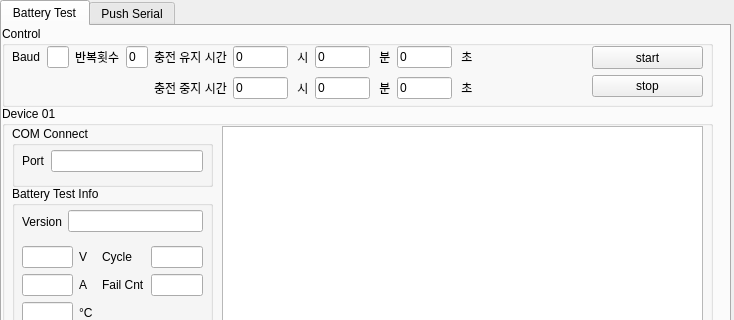
Qt form src/BCT_UI.ui (ComMslee/BCT) before a commit; both pictures show x 0 to 734 and y 0 to 320 of the 734 by 617 pixel window.
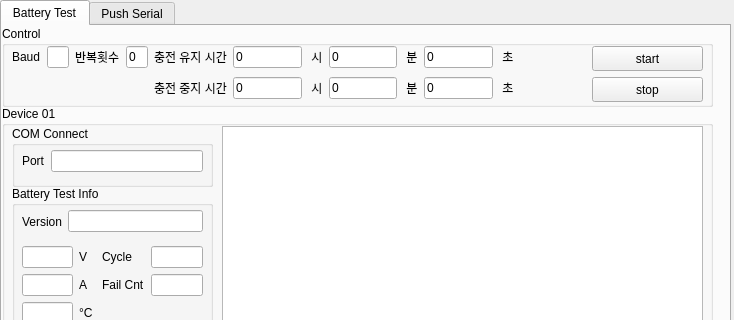
The same form after that commit.

```diff
--- a/src/BCT_UI.ui
+++ b/src/BCT_UI.ui
@@ -243,7 +243,7 @@
        <rect>
         <x>10</x>
         <y>20</y>
-        <width>461</width>
+        <width>502</width>
         <height>56</height>
        </rect>
       </property>
@@ -422,7 +422,7 @@
         <x>590</x>
         <y>20</y>
         <width>111</width>
-        <height>51</height>
+        <height>56</height>
        </rect>
       </property>
       <layout class="QVBoxLayout" name="verticalLayout">
```
